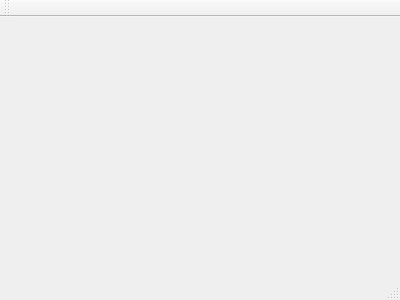
Qt form mainwindow.ui (ahmed-agiza/MPLS) before a commit.
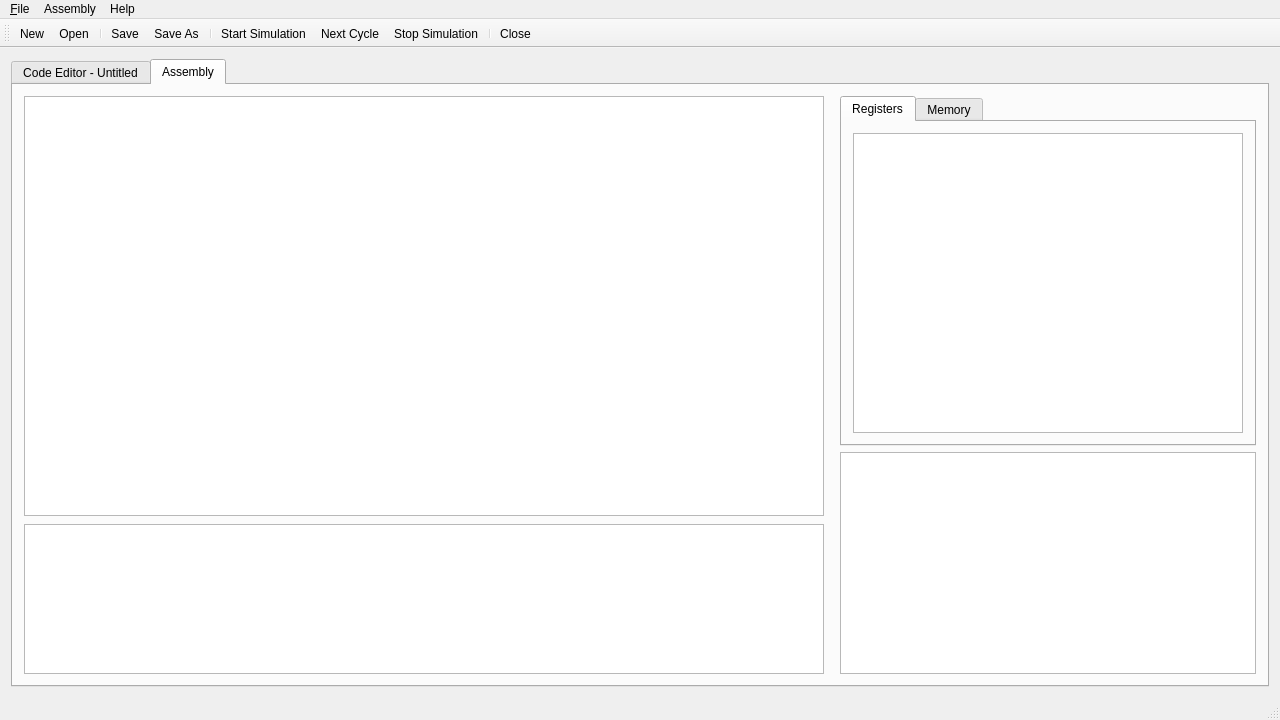
The same form after that commit. The open tabs and pages were chosen to show the change.

```diff
--- a/mainwindow.ui
+++ b/mainwindow.ui
@@ -1,24 +1,269 @@
 <ui version="4.0">
  <class>MainWindow</class>
- <widget class="QMainWindow" name="MainWindow" >
-  <property name="geometry" >
+ <widget class="QMainWindow" name="MainWindow">
+  <property name="geometry">
    <rect>
     <x>0</x>
     <y>0</y>
-    <width>400</width>
-    <height>300</height>
+    <width>1280</width>
+    <height>720</height>
    </rect>
   </property>
   <property name="windowTitle" >
    <string>MainWindow</string>
   </property>
-  <widget class="QMenuBar" name="menuBar" />
-  <widget class="QToolBar" name="mainToolBar" />
-  <widget class="QWidget" name="centralWidget" />
-  <widget class="QStatusBar" name="statusBar" />
+  <widget class="QWidget" name="centralWidget">
+   <layout class="QVBoxLayout" name="verticalLayout_6">
+    <item>
+     <layout class="QVBoxLayout" name="vloAssembly">
+      <item>
+       <widget class="QTabWidget" name="twdCode">
+        <property name="minimumSize">
+         <size>
+          <width>800</width>
+          <height>0</height>
+         </size>
+        </property>
+        <property name="currentIndex">
+         <number>0</number>
+        </property>
+        <widget class="QWidget" name="tabCodeEditor">
+         <attribute name="title">
+          <string>Code Editor - Untitled</string>
+         </attribute>
+         <layout class="QVBoxLayout" name="verticalLayout_2"/>
+        </widget>
+        <widget class="QWidget" name="tabAssem">
+         <attribute name="title">
+          <string>Assembly</string>
+         </attribute>
+         <layout class="QVBoxLayout" name="verticalLayout_3">
+          <item>
+           <layout class="QHBoxLayout" name="vloAssembTab">
+            <item>
+             <layout class="QVBoxLayout" name="vloAssemConsole">
+              <property name="spacing">
+               <number>8</number>
+              </property>
+              <property name="sizeConstraint">
+               <enum>QLayout::SetDefaultConstraint</enum>
+              </property>
+              <property name="rightMargin">
+               <number>10</number>
+              </property>
+              <item>
+               <widget class="QTextEdit" name="txtConsole">
+                <property name="minimumSize">
+                 <size>
+                  <width>800</width>
+                  <height>420</height>
+                 </size>
+                </property>
+                <property name="toolTip">
+                 <string>Assembled Instructions</string>
+                </property>
+               </widget>
+              </item>
+              <item>
+               <widget class="QTableView" name="tblAssembled">
+                <property name="toolTip">
+                 <string>Log</string>
+                </property>
+               </widget>
+              </item>
+             </layout>
+            </item>
+            <item>
+             <layout class="QVBoxLayout" name="vloRegsMemPL">
+              <item>
+               <widget class="QTabWidget" name="twdRegsMem">
+                <property name="minimumSize">
+                 <size>
+                  <width>0</width>
+                  <height>350</height>
+                 </size>
+                </property>
+                <property name="currentIndex">
+                 <number>0</number>
+                </property>
+                <widget class="QWidget" name="tabRegs">
+                 <attribute name="title">
+                  <string>Registers</string>
+                 </attribute>
+                 <layout class="QVBoxLayout" name="verticalLayout_8">
+                  <item>
+                   <widget class="QTableView" name="tblRegisters"/>
+                  </item>
+                 </layout>
+                </widget>
+                <widget class="QWidget" name="tabMemory">
+                 <attribute name="title">
+                  <string>Memory</string>
+                 </attribute>
+                 <layout class="QGridLayout" name="gridLayout">
+                  <item row="0" column="0">
+                   <widget class="QTableView" name="tblMemory"/>
+                  </item>
+                 </layout>
+                </widget>
+               </widget>
+              </item>
+              <item>
+               <widget class="QTableView" name="tblPipieline">
+                <property name="toolTip">
+                 <string>Pipeline Stages</string>
+                </property>
+               </widget>
+              </item>
+             </layout>
+            </item>
+           </layout>
+          </item>
+         </layout>
+        </widget>
+       </widget>
+      </item>
+     </layout>
+    </item>
+   </layout>
+  </widget>
+  <widget class="QMenuBar" name="menuBar">
+   <property name="geometry">
+    <rect>
+     <x>0</x>
+     <y>0</y>
+     <width>1280</width>
+     <height>21</height>
+    </rect>
+   </property>
+   <widget class="QMenu" name="menu_File">
+    <property name="title">
+     <string>&amp;File</string>
+    </property>
+    <addaction name="actionNew"/>
+    <addaction name="actionOpen"/>
+    <addaction name="separator"/>
+    <addaction name="actionSave"/>
+    <addaction name="actionSaveAs"/>
+    <addaction name="separator"/>
+    <addaction name="actionClose"/>
+   </widget>
+   <widget class="QMenu" name="menuHelp">
+    <property name="title">
+     <string>Help</string>
+    </property>
+    <addaction name="actionAbout"/>
+   </widget>
+   <widget class="QMenu" name="menuAssembly">
+    <property name="title">
+     <string>Assembly</string>
+    </property>
+    <addaction name="actionAssemble"/>
+    <addaction name="separator"/>
+    <addaction name="actionStartSimulation"/>
+    <addaction name="actionNextCycle"/>
+    <addaction name="actionStopSimulation"/>
+   </widget>
+   <addaction name="menu_File"/>
+   <addaction name="menuAssembly"/>
+   <addaction name="menuHelp"/>
+  </widget>
+  <widget class="QToolBar" name="mainToolBar">
+   <attribute name="toolBarArea">
+    <enum>TopToolBarArea</enum>
+   </attribute>
+   <attribute name="toolBarBreak">
+    <bool>false</bool>
+   </attribute>
+   <addaction name="actionNew"/>
+   <addaction name="actionOpen"/>
+   <addaction name="separator"/>
+   <addaction name="actionSave"/>
+   <addaction name="actionSaveAs"/>
+   <addaction name="separator"/>
+   <addaction name="actionStartSimulation"/>
+   <addaction name="actionNextCycle"/>
+   <addaction name="actionStopSimulation"/>
+   <addaction name="separator"/>
+   <addaction name="actionClose"/>
+  </widget>
+  <widget class="QStatusBar" name="statusBar"/>
+  <action name="actionNew">
+   <property name="text">
+    <string>&amp;New</string>
+   </property>
+   <property name="shortcut">
+    <string>Ctrl+N</string>
+   </property>
+  </action>
+  <action name="actionOpen">
+   <property name="text">
+    <string>&amp;Open</string>
+   </property>
+   <property name="shortcut">
+    <string>Ctrl+O</string>
+   </property>
+  </action>
+  <action name="actionSave">
+   <property name="text">
+    <string>&amp;Save</string>
+   </property>
+   <property name="shortcut">
+    <string>Ctrl+S</string>
+   </property>
+  </action>
+  <action name="actionSaveAs">
+   <property name="text">
+    <string>Sa&amp;ve As</string>
+   </property>
+   <property name="shortcut">
+    <string>Ctrl+Alt+S</string>
+   </property>
+  </action>
+  <action name="actionClose">
+   <property name="text">
+    <string>&amp;Close</string>
+   </property>
+   <property name="shortcut">
+    <string>Ctrl+Q</string>
+   </property>
+  </action>
+  <action name="actionAbout">
+   <property name="text">
+    <string>&amp;About</string>
+   </property>
+  </action>
+  <action name="actionAssemble">
+   <property name="text">
+    <string>&amp;Assemble</string>
+   </property>
+  </action>
+  <action name="actionStartSimulation">
+   <property name="text">
+    <string>&amp;Start Simulation</string>
+   </property>
+   <property name="shortcut">
+    <string>F5</string>
+   </property>
+  </action>
+  <action name="actionNextCycle">
+   <property name="text">
+    <string>&amp;Next Cycle</string>
+   </property>
+   <property name="shortcut">
+    <string>F6</string>
+   </property>
+  </action>
+  <action name="actionStopSimulation">
+   <property name="text">
+    <string>St&amp;op Simulation</string>
+   </property>
+   <property name="shortcut">
+    <string>F7</string>
+   </property>
+  </action>
  </widget>
- <layoutDefault spacing="6" margin="11" />
- <pixmapfunction></pixmapfunction>
+ <layoutdefault spacing="6" margin="11"/>
  <resources/>
  <connections/>
 </ui>
```
Left out of the diff: 5 changed lines with no effect on the pictures.
